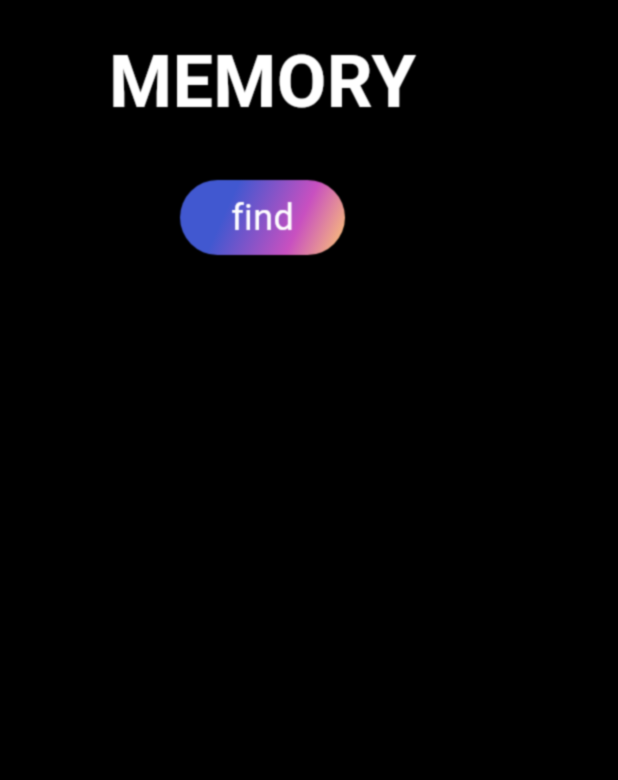
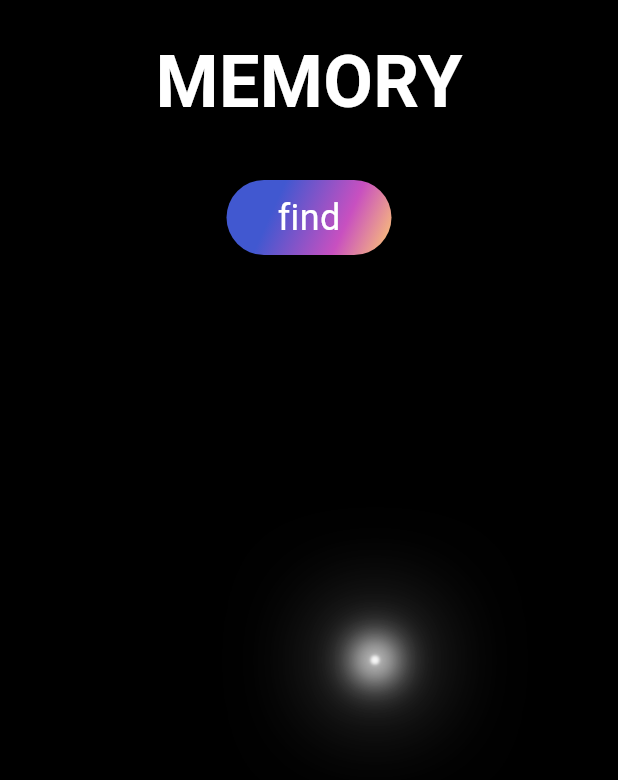
Before and after one commit to haeraam/memory_source, a Flutter app: the screen it shows after launch, on a phone screen of 412 x 824 dp. Shown: the top 780 px of the screen. Run offline on Flutter 3.47's test engine with Material 2 defaults, Android fonts, the phone set to English and light mode, and no system bars.

Commit message:
마우스 따라다니게 수정

```diff
--- a/lib/main.dart
+++ b/lib/main.dart
@@ -3,7 +3,6 @@ import 'dart:math';
 import 'dart:ui';
 
 import 'package:flutter/material.dart';
-import 'package:flutter/services.dart';
 
 void main() {
   runApp(const MyApp());
@@ -33,26 +32,36 @@ class AnimationPractice extends StatefulWidget {
   State<AnimationPractice> createState() => _AnimationPracticeState();
 }
 
-class _AnimationPracticeState extends State<AnimationPractice> {
+class _AnimationPracticeState extends State<AnimationPractice> with SingleTickerProviderStateMixin {
   List<List<double>> circleData = [];
-  final double _areaSize = 250;
+  final double _areaSize = 500;
+
+  final Tween<double> _blurTween = Tween(begin: 0, end: 1);
+  late Animation _blurAnimation;
+  late AnimationController _blurAnimationController;
+
+  @override
+  void initState() {
+    super.initState();
+    _blurAnimationController = AnimationController(vsync: this, duration: const Duration(seconds: 1));
+    _blurAnimation = _blurTween.animate(CurvedAnimation(parent: _blurAnimationController, curve: Curves.easeIn));
+  }
+
   @override
   Widget build(BuildContext context) {
     return Scaffold(
       backgroundColor: Colors.black,
-      body: GestureDetector(
-        child: Row(
-          crossAxisAlignment: CrossAxisAlignment.start,
-          children: [
-            Padding(
+      body: SingleChildScrollView(
+        child: Center(
+          child: Padding(
             padding: const EdgeInsets.all(0),
             child: Column(
               crossAxisAlignment: CrossAxisAlignment.center,
               children: [
-                  SizedBox(height: 20),
-                  SizedBox(
+                const SizedBox(height: 20),
+                const SizedBox(
                   height: 100,
-                    child: const Text(
+                  child: Text(
                     'MEMORY',
                     style: TextStyle(
                       fontFamily: 'roboto',
@@ -70,12 +79,14 @@ class _AnimationPracticeState extends State<AnimationPractice> {
                         Random().nextInt(20),
                         (index) => [
                           Random().nextInt(100) + 50.0,
-                            Random().nextInt(_areaSize.toInt()).toDouble(),
-                            Random().nextInt(_areaSize.toInt()).toDouble(),
-                            0.toDouble(),
-                            0.toDouble(),
+                          Random().nextInt(_areaSize.toInt() - 150).toDouble(),
+                          Random().nextInt(_areaSize.toInt() - 150).toDouble(),
+                          1.toDouble(),
+                          1.toDouble(),
                         ],
                       );
+                      _blurAnimationController.reset();
+                      _blurAnimationController.forward();
                       setState(() {});
                     },
                     child: const HoverGradentButton(),
@@ -84,15 +95,21 @@ class _AnimationPracticeState extends State<AnimationPractice> {
                 const SizedBox(
                   height: 20,
                 ),
-                  Area(
+                ClipRRect(
+                  child: AnimatedBuilder(
+                      animation: _blurAnimation,
+                      builder: (context, _) {
+                        return Area(
                           padTop: 190,
                           circleData: circleData,
                           areaSize: _areaSize,
+                          blurSize: _blurAnimation.value,
+                        );
+                      }),
                 ),
               ],
             ),
-            )
-          ],
+          ),
         ),
       ),
     );
@@ -121,7 +138,6 @@ class _HoverGradentButtonState extends State<HoverGradentButton> with TickerProv
   @override
   Widget build(BuildContext context) {
     return MouseRegion(
-      hitTestBehavior: HitTestBehavior.deferToChild,
       cursor: SystemMouseCursors.click,
       onEnter: (event) => _controller.forward(),
       onExit: (event) => _controller.reverse(),
@@ -162,18 +178,21 @@ class Area extends StatefulWidget {
     required this.areaSize,
     this.padTop = 0,
     this.padLeft = 0,
+    required this.blurSize,
   }) : super(key: key);
   final List<List<double>> circleData;
   final double areaSize;
   final double padTop;
   final double padLeft;
+  final double blurSize;
 
   @override
   State<Area> createState() => _AreaState();
 }
 
 class _AreaState extends State<Area> {
-  int _index = 1;
+  Offset _mousePosition = Offset.zero;
+  double _lightSize = 10;
 
   double blurValue = 10;
 
@@ -184,9 +203,8 @@ class _AreaState extends State<Area> {
   double distanceY2 = 2;
 
   (double, double) getDistance({required posX, required posY, required mousePos, required size}) {
-    print(mousePos);
-    double xGap1 = ((posX + widget.padLeft + size / 2) - mousePos.dx).abs();
-    double yGap1 = ((posY + widget.padTop + size / 2) - mousePos.dy).abs();
+    double xGap1 = ((posX + size / 2) - mousePos.dx).abs();
+    double yGap1 = ((posY + size / 2) - mousePos.dy).abs();
     return ((xGap1 / widget.areaSize) * blurValue, (yGap1 / widget.areaSize) * blurValue);
   }
 
@@ -198,29 +216,82 @@ class _AreaState extends State<Area> {
   }
 
   @override
+  void initState() {
+    super.initState();
+
+    setState(() {
+      _mousePosition = Offset(widget.areaSize / 2, widget.areaSize / 2);
+    });
+  }
+
+  @override
   Widget build(BuildContext context) {
-    _index = 0;
+    return Listener(
+      onPointerDown: (PointerEvent event) {
+        setState(() {
+          _lightSize = 30;
+          blurValue = 4;
+          RenderBox box = context.findRenderObject() as RenderBox;
+          _mousePosition = box.globalToLocal(event.position);
 
-    return MouseRegion(
-      onHover: (PointerHoverEvent e) {
-        setState(() {
           for (var circle in widget.circleData) {
-            var (x1, y1) = getDistance(posX: circle[1], posY: circle[2], mousePos: e.position, size: circle[0]);
+            var (x1, y1) = getDistance(posX: circle[1], posY: circle[2], mousePos: _mousePosition, size: circle[0]);
             circle[3] = x1;
             circle[4] = y1;
           }
         });
       },
+      onPointerUp: (PointerEvent event) {
+        setState(() {
+          _lightSize = 10;
+          blurValue = 10;
+          RenderBox box = context.findRenderObject() as RenderBox;
+          _mousePosition = box.globalToLocal(event.position);
+
+          for (var circle in widget.circleData) {
+            var (x1, y1) = getDistance(posX: circle[1], posY: circle[2], mousePos: _mousePosition, size: circle[0]);
+            circle[3] = x1;
+            circle[4] = y1;
+          }
+        });
+      },
+      onPointerMove: (PointerEvent event) {
+        RenderBox box = context.findRenderObject() as RenderBox;
+        _mousePosition = box.globalToLocal(event.position);
+
+        for (var circle in widget.circleData) {
+          var (x1, y1) = getDistance(posX: circle[1], posY: circle[2], mousePos: _mousePosition, size: circle[0]);
+          circle[3] = x1;
+          circle[4] = y1;
+        }
+        setState(() {});
+      },
+      onPointerHover: (PointerEvent event) {
+        RenderBox box = context.findRenderObject() as RenderBox;
+        _mousePosition = box.globalToLocal(event.position);
+
+        for (var circle in widget.circleData) {
+          var (x1, y1) = getDistance(posX: circle[1], posY: circle[2], mousePos: _mousePosition, size: circle[0]);
+          circle[3] = x1;
+          circle[4] = y1;
+        }
+        setState(() {});
+      },
+      child: Container(
+        child: MouseRegion(
+          child: SizedBox(
+            width: widget.areaSize,
+            height: widget.areaSize,
             child: Stack(
               children: [
                 ...widget.circleData.map((circle) {
                   return Circle(
-              opacity: widget.circleData.length / (widget.circleData.length + (widget.circleData.length - _index++)),
+                    opacity: widget.blurSize,
                     size: circle[0],
                     posX: circle[1],
                     posY: circle[2],
-              distanceX: circle[3],
-              distanceY: circle[4],
+                    distanceX: circle[3] * widget.blurSize,
+                    distanceY: circle[4] * widget.blurSize,
                     colors: [
                       getColor(),
                       getColor(),
@@ -235,12 +306,48 @@ class _AreaState extends State<Area> {
                     sigmaY: 0.5,
                     tileMode: TileMode.mirror,
                   ),
-            child: Container(
-              width: widget.areaSize + 100,
-              height: widget.areaSize + 100,
+                  child: SizedBox(
+                    width: widget.areaSize,
+                    height: widget.areaSize,
+                  ),
+                ),
+                Container(
+                  width: _lightSize,
+                  height: _lightSize,
+                  decoration: BoxDecoration(
+                    borderRadius: BorderRadius.circular(30),
+                    boxShadow: [
+                      BoxShadow(
+                        color: Colors.white.withOpacity(0.6),
+                        blurRadius: 60,
+                        spreadRadius: 20,
+                      ),
+                      BoxShadow(
+                        color: Colors.white.withOpacity(0.7),
+                        blurRadius: 20,
+                        spreadRadius: 12,
+                      ),
+                      BoxShadow(
+                        color: Colors.white.withOpacity(0.9),
+                        blurRadius: 14,
+                        spreadRadius: 3,
+                      ),
+                      BoxShadow(
+                        color: Colors.white.withOpacity(0.9),
+                        blurRadius: 1,
+                        spreadRadius: -2,
+                      ),
+                    ],
+                  ),
+                  margin: EdgeInsets.only(
+                    top: min(max(_mousePosition.dy - _lightSize / 2, 0), widget.areaSize),
+                    left: min(max(_mousePosition.dx - _lightSize / 2, 0), widget.areaSize),
                   ),
                 )
               ],
+            ),
+          ),
+        ),
       ),
     );
   }
@@ -275,9 +382,6 @@ class _CircleState extends State<Circle> with TickerProviderStateMixin {
   late AnimationController _colorAnimationController3;
   late AnimationController _colorAnimationController4;
 
-  late AnimationController _blurXAnimationController;
-  late AnimationController _blurYAnimationController;
-
   late AnimationController _bottomAlignAnimationController;
   late AnimationController _topAlignAnimationController;
 
@@ -286,13 +390,9 @@ class _CircleState extends State<Circle> with TickerProviderStateMixin {
   late Animation _colorAnimation3;
   late Animation _colorAnimation4;
 
-  late Animation _blurXAnimation;
-  late Animation _blurYAnimation;
-
   late Animation _bottomAlignmentAnimation;
   late Animation _topAlignmentAnimation;
 
-  final Tween<double> _blurTween = Tween(begin: 4, end: 15);
   final Tween<Alignment> _bottomAlignTween = Tween(begin: Alignment.bottomRight, end: Alignment.bottomLeft);
   final Tween<Alignment> _topAlignTween = Tween(begin: Alignment.topRight, end: Alignment.topLeft);
 
@@ -304,8 +404,6 @@ class _CircleState extends State<Circle> with TickerProviderStateMixin {
     _colorAnimationController2.dispose();
     _colorAnimationController3.dispose();
     _colorAnimationController4.dispose();
-    _blurXAnimationController.dispose();
-    _blurYAnimationController.dispose();
     _bottomAlignAnimationController.dispose();
     _topAlignAnimationController.dispose();
     super.dispose();
@@ -325,8 +423,6 @@ class _CircleState extends State<Circle> with TickerProviderStateMixin {
     _colorAnimationController3 = AnimationController(duration: const Duration(milliseconds: 900), vsync: this);
     _colorAnimationController4 = AnimationController(duration: const Duration(milliseconds: 700), vsync: this);
 
-    _blurXAnimationController = AnimationController(duration: const Duration(milliseconds: 1100), vsync: this);
-    _blurYAnimationController = AnimationController(duration: const Duration(milliseconds: 1600), vsync: this);
     _bottomAlignAnimationController = AnimationController(duration: const Duration(milliseconds: 140), vsync: this);
     _topAlignAnimationController = AnimationController(duration: const Duration(milliseconds: 500), vsync: this);
 
@@ -335,9 +431,6 @@ class _CircleState extends State<Circle> with TickerProviderStateMixin {
     _colorAnimation3 = tweenColor3.animate(_colorAnimationController3);
     _colorAnimation4 = tweenColor4.animate(_colorAnimationController4);
 
-    _blurXAnimation = _blurTween.animate(_blurXAnimationController);
-    _blurYAnimation = _blurTween.animate(_blurYAnimationController);
-
     _bottomAlignmentAnimation = _bottomAlignTween.animate(_bottomAlignAnimationController);
     _topAlignmentAnimation = _topAlignTween.animate(_bottomAlignAnimationController);
 
@@ -345,21 +438,21 @@ class _CircleState extends State<Circle> with TickerProviderStateMixin {
     _tickers.add(_colorAnimationController2.repeat(reverse: true));
     _tickers.add(_colorAnimationController3.repeat(reverse: true));
     _tickers.add(_colorAnimationController4.repeat(reverse: true));
-    _tickers.add(_blurXAnimationController.repeat(reverse: true));
-    _tickers.add(_blurYAnimationController.repeat(reverse: true));
     _tickers.add(_bottomAlignAnimationController.repeat(reverse: true));
     _tickers.add(_topAlignAnimationController.repeat(reverse: true));
   }
 
   @override
   Widget build(BuildContext context) {
+    double distance = sqrt(pow(widget.distanceX, 2) + pow(widget.distanceY, 2));
+    print(distance);
+
     return Container(
       margin: EdgeInsets.only(
         left: widget.posX,
         top: widget.posY,
       ),
       child: Stack(
-        alignment: Alignment.center,
         children: [
           AnimatedBuilder(
             animation: _colorAnimationController1,
@@ -373,34 +466,22 @@ class _CircleState extends State<Circle> with TickerProviderStateMixin {
                     begin: _topAlignmentAnimation.value,
                     end: _bottomAlignmentAnimation.value,
                     colors: [
-                      _colorAnimation1.value.withOpacity(1 * (widget.opacity)),
-                      _colorAnimation2.value.withOpacity(1 * (widget.opacity)),
-                      _colorAnimation3.value.withOpacity(1 * (widget.opacity)),
-                      _colorAnimation4.value.withOpacity(1 * (widget.opacity)),
+                      _colorAnimation1.value.withOpacity(0.8 * (widget.opacity) / (max(1, distance)) / (max(1, distance))),
+                      _colorAnimation2.value.withOpacity(0.8 * (widget.opacity) / (max(1, distance)) / (max(1, distance))),
+                      _colorAnimation3.value.withOpacity(0.8 * (widget.opacity) / (max(1, distance)) / (max(1, distance))),
+                      _colorAnimation4.value.withOpacity(0.8 * (widget.opacity) / (max(1, distance)) / (max(1, distance))),
                     ],
                   ),
                 ),
               );
             },
           ),
-          ClipOval(
-            clipBehavior: Clip.antiAlias,
-            child: AnimatedBuilder(
-                animation: _blurXAnimationController,
-                builder: (context, child) {
-                  return BackdropFilter(
+          BackdropFilter(
             filter: ImageFilter.blur(
-                      sigmaX: min(widget.distanceX * _blurXAnimation.value, 15),
-                      sigmaY: min(widget.distanceY * _blurYAnimation.value, 15),
+              sigmaX: widget.distanceX,
+              sigmaY: widget.distanceY,
             ),
-                    child: Container(
-                      width: widget.size,
-                      height: widget.size,
-                      // width: widget.size * (50 /( widget.distanceX + 50)),
-                      // height: widget.size * (50 / (widget.distanceY + 50)),
-                    ),
-                  );
-                }),
+            child: Container(),
           )
         ],
       ),
```
Lines whose indentation alone changed are shown as unchanged.
